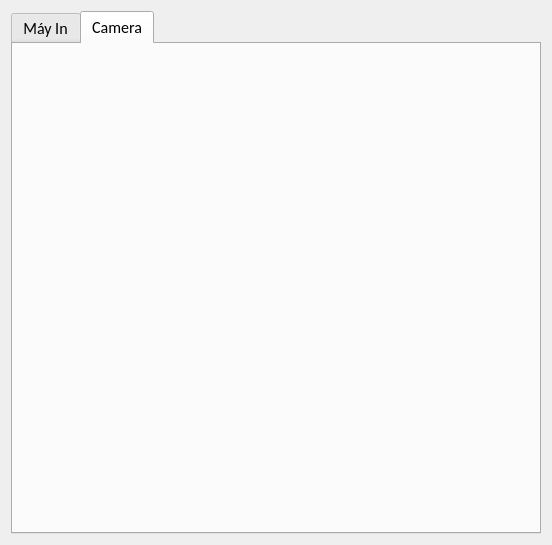
Before: the Qt Designer form ChiTiet.ui in Duongcp5112001/InPhunPy, drawn with Qt 5.
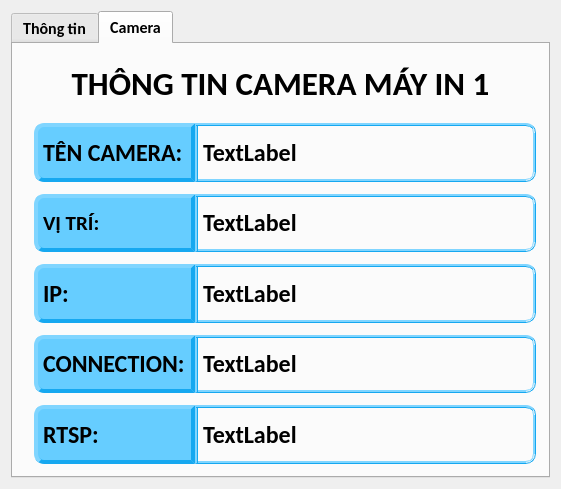
After: the same form once the commit is applied. The open tabs and pages were chosen to show the change. Icons and pictures are not drawn.

Diff of the .ui file:
```diff
--- a/ChiTiet.ui
+++ b/ChiTiet.ui
@@ -6,8 +6,8 @@
    <rect>
     <x>0</x>
     <y>0</y>
-    <width>552</width>
-    <height>545</height>
+    <width>561</width>
+    <height>489</height>
    </rect>
   </property>
   <property name="windowTitle">
@@ -20,8 +20,16 @@
       <font>
        <family>Calibri</family>
        <pointsize>12</pointsize>
+       <weight>75</weight>
+       <bold>true</bold>
       </font>
      </property>
+     <property name="styleSheet">
+      <string notr="true">* {
+	font-weight: bold;
+	font-family: Calibri;
+}</string>
+     </property>
      <property name="currentIndex">
       <number>0</number>
      </property>
@@ -31,15 +39,420 @@
         <normaloff>assets/printing.png</normaloff>assets/printing.png</iconset>
       </attribute>
       <attribute name="title">
-       <string>Máy In</string>
+       <string>Thông tin</string>
       </attribute>
-      <layout class="QHBoxLayout" name="horizontalLayout">
+      <layout class="QGridLayout" name="gridLayout">
+       <item row="0" column="0">
+        <widget class="QWidget" name="widget_17" native="true">
+         <layout class="QVBoxLayout" name="verticalLayout_8" stretch="15,85">
+          <item>
+           <widget class="QWidget" name="widget_18" native="true">
+            <layout class="QVBoxLayout" name="verticalLayout_9">
+             <item>
+              <widget class="QLabel" name="labelHeader">
+               <property name="font">
+                <font>
+                 <family>Calibri</family>
+                 <pointsize>23</pointsize>
+                 <weight>75</weight>
+                 <bold>true</bold>
+                </font>
+               </property>
+               <property name="text">
+                <string>THÔNG TIN MÁY IN 1</string>
+               </property>
+               <property name="alignment">
+                <set>Qt::AlignCenter</set>
+               </property>
+              </widget>
+             </item>
+            </layout>
+           </widget>
+          </item>
+          <item>
+           <widget class="QWidget" name="widget_19" native="true">
+            <property name="styleSheet">
+             <string notr="true">#widget_30, #widget_31, #widget_32, #widget_33, #widget_35, #widget_36 {
+	border-top-left-radius: 10px;
+	border-bottom-left-radius: 10px;
+	border-right: 4px outset  #16a8f0;
+	border-left: 4px outset  #16a8f0;
+	border-top:4px outset  #16a8f0;
+	border-bottom: 4px outset  #16a8f0;
+	background-color: #66cdff;
+	color: #000;
+}</string>
+            </property>
+            <layout class="QHBoxLayout" name="horizontalLayout_12" stretch="35,65">
+             <property name="spacing">
+              <number>0</number>
+             </property>
+             <property name="leftMargin">
+              <number>0</number>
+             </property>
+             <property name="topMargin">
+              <number>0</number>
+             </property>
+             <property name="rightMargin">
+              <number>0</number>
+             </property>
+             <property name="bottomMargin">
+              <number>0</number>
+             </property>
+             <item>
+              <widget class="QWidget" name="widget_20" native="true">
+               <layout class="QVBoxLayout" name="verticalLayout_10">
+                <property name="topMargin">
+                 <number>0</number>
+                </property>
+                <property name="rightMargin">
+                 <number>0</number>
+                </property>
+                <property name="bottomMargin">
+                 <number>0</number>
+                </property>
+                <item>
+                 <widget class="QWidget" name="widget_30" native="true">
+                  <layout class="QVBoxLayout" name="verticalLayout_13">
+                   <item>
+                    <widget class="QLabel" name="labelPrinterName">
+                     <property name="font">
+                      <font>
+                       <family>Calibri</family>
+                       <pointsize>16</pointsize>
+                       <weight>75</weight>
+                       <bold>true</bold>
+                      </font>
+                     </property>
+                     <property name="text">
+                      <string>MÁY IN:</string>
+                     </property>
+                    </widget>
+                   </item>
+                  </layout>
+                 </widget>
+                </item>
+                <item>
+                 <widget class="QWidget" name="widget_36" native="true">
+                  <layout class="QVBoxLayout" name="verticalLayout_14">
+                   <item>
+                    <widget class="QLabel" name="labelIP">
+                     <property name="font">
+                      <font>
+                       <family>Calibri</family>
+                       <pointsize>16</pointsize>
+                       <weight>75</weight>
+                       <bold>true</bold>
+                      </font>
+                     </property>
+                     <property name="text">
+                      <string>IP MÁY IN:</string>
+                     </property>
+                    </widget>
+                   </item>
+                  </layout>
+                 </widget>
+                </item>
+                <item>
+                 <widget class="QWidget" name="widget_35" native="true">
+                  <layout class="QVBoxLayout" name="verticalLayout_15">
+                   <item>
+                    <widget class="QLabel" name="labelPBPhanMem">
+                     <property name="font">
+                      <font>
+                       <family>Calibri</family>
+                       <pointsize>16</pointsize>
+                       <weight>75</weight>
+                       <bold>true</bold>
+                      </font>
+                     </property>
+                     <property name="text">
+                      <string>PB PHẦN MỀM:</string>
+                     </property>
+                    </widget>
+                   </item>
+                  </layout>
+                 </widget>
+                </item>
+                <item>
+                 <widget class="QWidget" name="widget_31" native="true">
+                  <layout class="QVBoxLayout" name="verticalLayout_17">
+                   <item>
+                    <widget class="QLabel" name="labelSW">
+                     <property name="font">
+                      <font>
+                       <family>Calibri</family>
+                       <pointsize>16</pointsize>
+                       <weight>75</weight>
+                       <bold>true</bold>
+                      </font>
+                     </property>
+                     <property name="text">
+                      <string>CHUẨN SW:</string>
+                     </property>
+                    </widget>
+                   </item>
+                  </layout>
+                 </widget>
+                </item>
+                <item>
+                 <widget class="QWidget" name="widget_33" native="true">
+                  <layout class="QVBoxLayout" name="verticalLayout_18">
+                   <item>
+                    <widget class="QLabel" name="labelCE">
+                     <property name="font">
+                      <font>
+                       <family>Calibri</family>
+                       <pointsize>16</pointsize>
+                       <weight>75</weight>
+                       <bold>true</bold>
+                      </font>
+                     </property>
+                     <property name="text">
+                      <string>CE IMAGE:</string>
+                     </property>
+                    </widget>
+                   </item>
+                  </layout>
+                 </widget>
+                </item>
+                <item>
+                 <widget class="QWidget" name="widget_32" native="true">
+                  <layout class="QVBoxLayout" name="verticalLayout_19">
+                   <item>
+                    <widget class="QLabel" name="labelPE">
+                     <property name="font">
+                      <font>
+                       <family>Calibri</family>
+                       <pointsize>16</pointsize>
+                       <weight>75</weight>
+                       <bold>true</bold>
+                      </font>
+                     </property>
+                     <property name="text">
+                      <string>PE FIRMWARE:</string>
+                     </property>
+                    </widget>
+                   </item>
+                  </layout>
+                 </widget>
+                </item>
+               </layout>
+              </widget>
+             </item>
+             <item>
+              <widget class="QWidget" name="widget_21" native="true">
+               <layout class="QVBoxLayout" name="verticalLayout_11">
+                <property name="leftMargin">
+                 <number>0</number>
+                </property>
+                <property name="topMargin">
+                 <number>0</number>
+                </property>
+                <property name="rightMargin">
+                 <number>0</number>
+                </property>
+                <property name="bottomMargin">
+                 <number>0</number>
+                </property>
+                <item>
+                 <widget class="QWidget" name="widget_22" native="true">
+                  <property name="styleSheet">
+                   <string notr="true">#widget_23, #widget_25, #widget_26, #widget_27, #widget_28, #widget_29 {
+	border-top-right-radius: 10px;
+	border-bottom-right-radius: 10px;
+	border-right: 3px ridge #16a8f0;
+	border-left: 3px ridge #16a8f0;
+	border-top: 3px ridge #16a8f0;
+	border-bottom: 3px ridge #16a8f0;
+}</string>
+                  </property>
+                  <layout class="QVBoxLayout" name="verticalLayout_12">
+                   <property name="leftMargin">
+                    <number>0</number>
+                   </property>
+                   <property name="topMargin">
+                    <number>0</number>
+                   </property>
+                   <property name="rightMargin">
+                    <number>9</number>
+                   </property>
+                   <property name="bottomMargin">
+                    <number>0</number>
+                   </property>
+                   <item>
+                    <widget class="QWidget" name="widget_29" native="true">
+                     <layout class="QVBoxLayout" name="verticalLayout_16">
+                      <item>
+                       <widget class="QLabel" name="txtTenMayIn">
+                        <property name="font">
+                         <font>
+                          <family>Calibri</family>
+                          <pointsize>16</pointsize>
+                          <weight>75</weight>
+                          <bold>true</bold>
+                         </font>
+                        </property>
+                        <property name="text">
+                         <string>TextLabel</string>
+                        </property>
+                       </widget>
+                      </item>
+                     </layout>
+                    </widget>
+                   </item>
+                   <item>
+                    <widget class="QWidget" name="widget_23" native="true">
+                     <layout class="QVBoxLayout" name="verticalLayout_20">
+                      <item>
+                       <widget class="QLabel" name="txtIPPrinter">
+                        <property name="font">
+                         <font>
+                          <family>Calibri</family>
+                          <pointsize>16</pointsize>
+                          <weight>75</weight>
+                          <bold>true</bold>
+                         </font>
+                        </property>
+                        <property name="text">
+                         <string>TextLabel</string>
+                        </property>
+                       </widget>
+                      </item>
+                     </layout>
+                    </widget>
+                   </item>
+                   <item>
+                    <widget class="QWidget" name="widget_28" native="true">
+                     <layout class="QVBoxLayout" name="verticalLayout_21">
+                      <item>
+                       <widget class="QLabel" name="txtPBPhanMem">
+                        <property name="font">
+                         <font>
+                          <family>Calibri</family>
+                          <pointsize>16</pointsize>
+                          <weight>75</weight>
+                          <bold>true</bold>
+                         </font>
+                        </property>
+                        <property name="text">
+                         <string>TextLabel</string>
+                        </property>
+                       </widget>
+                      </item>
+                     </layout>
+                    </widget>
+                   </item>
+                   <item>
+                    <widget class="QWidget" name="widget_27" native="true">
+                     <layout class="QVBoxLayout" name="verticalLayout_22">
+                      <item>
+                       <widget class="QLabel" name="txtSW">
+                        <property name="font">
+                         <font>
+                          <family>Calibri</family>
+                          <pointsize>16</pointsize>
+                          <weight>75</weight>
+                          <bold>true</bold>
+                         </font>
+                        </property>
+                        <property name="text">
+                         <string>TextLabel</string>
+                        </property>
+                       </widget>
+                      </item>
+                     </layout>
+                    </widget>
+                   </item>
+                   <item>
+                    <widget class="QWidget" name="widget_26" native="true">
+                     <layout class="QVBoxLayout" name="verticalLayout_23">
+                      <item>
+                       <widget class="QLabel" name="txtCE">
+                        <property name="font">
+                         <font>
+                          <family>Calibri</family>
+                          <pointsize>16</pointsize>
+                          <weight>75</weight>
+                          <bold>true</bold>
+                         </font>
+                        </property>
+                        <property name="text">
+                         <string>TextLabel</string>
+                        </property>
+                       </widget>
+                      </item>
+                     </layout>
+                    </widget>
+                   </item>
+                   <item>
+                    <widget class="QWidget" name="widget_25" native="true">
+                     <layout class="QVBoxLayout" name="verticalLayout_24">
+                      <item>
+                       <widget class="QLabel" name="txtPE">
+                        <property name="font">
+                         <font>
+                          <family>Calibri</family>
+                          <pointsize>16</pointsize>
+                          <weight>75</weight>
+                          <bold>true</bold>
+                         </font>
+                        </property>
+                        <property name="text">
+                         <string>TextLabel</string>
+                        </property>
+                       </widget>
+                      </item>
+                     </layout>
+                    </widget>
+                   </item>
+                  </layout>
+                 </widget>
+                </item>
+               </layout>
+              </widget>
+             </item>
+            </layout>
+           </widget>
+          </item>
+         </layout>
+        </widget>
+       </item>
+      </layout>
+     </widget>
+     <widget class="QWidget" name="tabCamera">
+      <property name="styleSheet">
+       <string notr="true">#labelRtsp, #labelCamViTri, #labelCamIP, #labelConnection, #labelCameraName {
+	border-top-left-radius: 10px;
+	border-bottom-left-radius: 10px;
+	border-right: 4px outset  #16a8f0;
+	border-left: 4px outset  #16a8f0;
+	border-top:4px outset  #16a8f0;
+	border-bottom: 4px outset  #16a8f0;
+	background-color: #66cdff;
+	color: #000;
+}
+
+#txtTenCam, #txtViTri, #txtIPCamera, #txtConnection, #txtRTSP {
+	border-top-right-radius: 10px;
+	border-bottom-right-radius: 10px;
+	border-right: 3px ridge #16a8f0;
+	border-left: 3px ridge #16a8f0;
+	border-top: 3px ridge #16a8f0;
+	border-bottom: 3px ridge #16a8f0;
+}</string>
+      </property>
+      <attribute name="icon">
+       <iconset>
+        <normaloff>assets/video-camera.png</normaloff>assets/video-camera.png</iconset>
+      </attribute>
+      <attribute name="title">
+       <string>Camera</string>
+      </attribute>
+      <layout class="QVBoxLayout" name="verticalLayout_2">
        <item>
         <widget class="QWidget" name="widget" native="true">
-         <layout class="QHBoxLayout" name="horizontalLayout_2">
-          <property name="spacing">
-           <number>0</number>
-          </property>
+         <layout class="QVBoxLayout" name="verticalLayout_3" stretch="15,85">
           <property name="leftMargin">
            <number>0</number>
           </property>
@@ -53,25 +466,473 @@
            <number>0</number>
           </property>
           <item>
-           <widget class="QWidget" name="widget_2" native="true"/>
+           <widget class="QWidget" name="widget_2" native="true">
+            <layout class="QVBoxLayout" name="verticalLayout_4">
+             <item>
+              <widget class="QLabel" name="labelHeaderCam">
+               <property name="font">
+                <font>
+                 <family>Calibri</family>
+                 <pointsize>25</pointsize>
+                 <weight>75</weight>
+                 <bold>true</bold>
+                </font>
+               </property>
+               <property name="text">
+                <string>THÔNG TIN CAMERA MÁY IN 1</string>
+               </property>
+               <property name="alignment">
+                <set>Qt::AlignCenter</set>
+               </property>
+              </widget>
+             </item>
+            </layout>
+           </widget>
           </item>
           <item>
-           <widget class="QWidget" name="widget_3" native="true"/>
+           <widget class="QWidget" name="widget_3" native="true">
+            <layout class="QHBoxLayout" name="horizontalLayout" stretch="33,67">
+             <property name="spacing">
+              <number>0</number>
+             </property>
+             <property name="leftMargin">
+              <number>0</number>
+             </property>
+             <property name="topMargin">
+              <number>0</number>
+             </property>
+             <property name="rightMargin">
+              <number>0</number>
+             </property>
+             <property name="bottomMargin">
+              <number>0</number>
+             </property>
+             <item>
+              <widget class="QWidget" name="widget_4" native="true">
+               <layout class="QVBoxLayout" name="verticalLayout_5">
+                <property name="spacing">
+                 <number>12</number>
+                </property>
+                <property name="leftMargin">
+                 <number>3</number>
+                </property>
+                <property name="topMargin">
+                 <number>3</number>
+                </property>
+                <property name="rightMargin">
+                 <number>0</number>
+                </property>
+                <property name="bottomMargin">
+                 <number>3</number>
+                </property>
+                <item>
+                 <widget class="QWidget" name="widget_6" native="true">
+                  <property name="font">
+                   <font>
+                    <family>Calibri</family>
+                    <pointsize>16</pointsize>
+                    <weight>75</weight>
+                    <bold>true</bold>
+                   </font>
+                  </property>
+                  <layout class="QHBoxLayout" name="horizontalLayout_3">
+                   <property name="leftMargin">
+                    <number>9</number>
+                   </property>
+                   <property name="topMargin">
+                    <number>0</number>
+                   </property>
+                   <property name="rightMargin">
+                    <number>0</number>
+                   </property>
+                   <property name="bottomMargin">
+                    <number>0</number>
+                   </property>
+                   <item>
+                    <widget class="QLabel" name="labelCameraName">
+                     <property name="font">
+                      <font>
+                       <family>Calibri</family>
+                       <pointsize>18</pointsize>
+                       <weight>75</weight>
+                       <bold>true</bold>
+                      </font>
+                     </property>
+                     <property name="text">
+                      <string>TÊN CAMERA:</string>
+                     </property>
+                    </widget>
+                   </item>
+                  </layout>
+                 </widget>
+                </item>
+                <item>
+                 <widget class="QWidget" name="widget_9" native="true">
+                  <layout class="QHBoxLayout" name="horizontalLayout_4">
+                   <property name="topMargin">
+                    <number>0</number>
+                   </property>
+                   <property name="rightMargin">
+                    <number>0</number>
+                   </property>
+                   <property name="bottomMargin">
+                    <number>0</number>
+                   </property>
+                   <item>
+                    <widget class="QLabel" name="labelCamViTri">
+                     <property name="font">
+                      <font>
+                       <family>Calibri</family>
+                       <pointsize>16</pointsize>
+                       <weight>75</weight>
+                       <bold>true</bold>
+                      </font>
+                     </property>
+                     <property name="text">
+                      <string>VỊ TRÍ:</string>
+                     </property>
+                    </widget>
+                   </item>
+                  </layout>
+                 </widget>
+                </item>
+                <item>
+                 <widget class="QWidget" name="widget_7" native="true">
+                  <property name="font">
+                   <font>
+                    <family>Calibri</family>
+                    <pointsize>16</pointsize>
+                    <weight>75</weight>
+                    <bold>true</bold>
+                   </font>
+                  </property>
+                  <layout class="QHBoxLayout" name="horizontalLayout_5">
+                   <property name="topMargin">
+                    <number>0</number>
+                   </property>
+                   <property name="rightMargin">
+                    <number>0</number>
+                   </property>
+                   <property name="bottomMargin">
+                    <number>0</number>
+                   </property>
+                   <item>
+                    <widget class="QLabel" name="labelCamIP">
+                     <property name="font">
+                      <font>
+                       <family>Calibri</family>
+                       <pointsize>18</pointsize>
+                       <weight>75</weight>
+                       <bold>true</bold>
+                      </font>
+                     </property>
+                     <property name="text">
+                      <string>IP:</string>
+                     </property>
+                    </widget>
+                   </item>
+                  </layout>
+                 </widget>
+                </item>
+                <item>
+                 <widget class="QWidget" name="widget_8" native="true">
+                  <property name="font">
+                   <font>
+                    <family>Calibri</family>
+                    <pointsize>16</pointsize>
+                    <weight>75</weight>
+                    <bold>true</bold>
+                   </font>
+                  </property>
+                  <layout class="QHBoxLayout" name="horizontalLayout_6">
+                   <property name="topMargin">
+                    <number>0</number>
+                   </property>
+                   <property name="rightMargin">
+                    <number>0</number>
+                   </property>
+                   <property name="bottomMargin">
+                    <number>0</number>
+                   </property>
+                   <item>
+                    <widget class="QLabel" name="labelConnection">
+                     <property name="font">
+                      <font>
+                       <family>Calibri</family>
+                       <pointsize>18</pointsize>
+                       <weight>75</weight>
+                       <bold>true</bold>
+                      </font>
+                     </property>
+                     <property name="text">
+                      <string>CONNECTION:</string>
+                     </property>
+                    </widget>
+                   </item>
+                  </layout>
+                 </widget>
+                </item>
+                <item>
+                 <widget class="QWidget" name="widget_10" native="true">
+                  <property name="font">
+                   <font>
+                    <family>Calibri</family>
+                    <pointsize>16</pointsize>
+                    <weight>75</weight>
+                    <bold>true</bold>
+                   </font>
+                  </property>
+                  <layout class="QHBoxLayout" name="horizontalLayout_7">
+                   <property name="topMargin">
+                    <number>0</number>
+                   </property>
+                   <property name="rightMargin">
+                    <number>0</number>
+                   </property>
+                   <property name="bottomMargin">
+                    <number>0</number>
+                   </property>
+                   <item>
+                    <widget class="QLabel" name="labelRtsp">
+                     <property name="font">
+                      <font>
+                       <family>Calibri</family>
+                       <pointsize>18</pointsize>
+                       <weight>75</weight>
+                       <bold>true</bold>
+                      </font>
+                     </property>
+                     <property name="text">
+                      <string>RTSP:</string>
+                     </property>
+                    </widget>
+                   </item>
+                  </layout>
+                 </widget>
+                </item>
+               </layout>
+              </widget>
+             </item>
+             <item>
+              <widget class="QWidget" name="widget_5" native="true">
+               <layout class="QHBoxLayout" name="horizontalLayout_2">
+                <property name="leftMargin">
+                 <number>0</number>
+                </property>
+                <property name="topMargin">
+                 <number>0</number>
+                </property>
+                <property name="rightMargin">
+                 <number>0</number>
+                </property>
+                <property name="bottomMargin">
+                 <number>0</number>
+                </property>
+                <item>
+                 <widget class="QWidget" name="widget_11" native="true">
+                  <layout class="QVBoxLayout" name="verticalLayout_6">
+                   <property name="spacing">
+                    <number>12</number>
+                   </property>
+                   <property name="leftMargin">
+                    <number>0</number>
+                   </property>
+                   <property name="topMargin">
+                    <number>3</number>
+                   </property>
+                   <property name="rightMargin">
+                    <number>3</number>
+                   </property>
+                   <property name="bottomMargin">
+                    <number>3</number>
+                   </property>
+                   <item>
+                    <widget class="QWidget" name="widget_12" native="true">
+                     <layout class="QHBoxLayout" name="horizontalLayout_8">
+                      <property name="leftMargin">
+                       <number>0</number>
+                      </property>
+                      <property name="topMargin">
+                       <number>0</number>
+                      </property>
+                      <property name="rightMargin">
+                       <number>0</number>
+                      </property>
+                      <property name="bottomMargin">
+                       <number>0</number>
+                      </property>
+                      <item>
+                       <widget class="QLabel" name="txtTenCam">
+                        <property name="font">
+                         <font>
+                          <family>Calibri</family>
+                          <pointsize>18</pointsize>
+                          <weight>75</weight>
+                          <bold>true</bold>
+                         </font>
+                        </property>
+                        <property name="text">
+                         <string>TextLabel</string>
+                        </property>
+                       </widget>
+                      </item>
+                     </layout>
+                    </widget>
+                   </item>
+                   <item>
+                    <widget class="QWidget" name="widget_13" native="true">
+                     <property name="font">
+                      <font>
+                       <family>Calibri</family>
+                       <pointsize>14</pointsize>
+                       <weight>75</weight>
+                       <bold>true</bold>
+                      </font>
+                     </property>
+                     <layout class="QHBoxLayout" name="horizontalLayout_9">
+                      <property name="leftMargin">
+                       <number>0</number>
+                      </property>
+                      <property name="topMargin">
+                       <number>0</number>
+                      </property>
+                      <property name="rightMargin">
+                       <number>0</number>
+                      </property>
+                      <property name="bottomMargin">
+                       <number>0</number>
+                      </property>
+                      <item>
+                       <widget class="QLabel" name="txtViTri">
+                        <property name="font">
+                         <font>
+                          <family>Calibri</family>
+                          <pointsize>18</pointsize>
+                          <weight>75</weight>
+                          <bold>true</bold>
+                         </font>
+                        </property>
+                        <property name="text">
+                         <string>TextLabel</string>
+                        </property>
+                       </widget>
+                      </item>
+                     </layout>
+                    </widget>
+                   </item>
+                   <item>
+                    <widget class="QWidget" name="widget_14" native="true">
+                     <layout class="QVBoxLayout" name="verticalLayout_7">
+                      <property name="leftMargin">
+                       <number>0</number>
+                      </property>
+                      <property name="topMargin">
+                       <number>0</number>
+                      </property>
+                      <property name="rightMargin">
+                       <number>0</number>
+                      </property>
+                      <property name="bottomMargin">
+                       <number>0</number>
+                      </property>
+                      <item>
+                       <widget class="QLabel" name="txtIPCamera">
+                        <property name="font">
+                         <font>
+                          <family>Calibri</family>
+                          <pointsize>18</pointsize>
+                          <weight>75</weight>
+                          <bold>true</bold>
+                         </font>
+                        </property>
+                        <property name="text">
+                         <string>TextLabel</string>
+                        </property>
+                       </widget>
+                      </item>
+                     </layout>
+                    </widget>
+                   </item>
+                   <item>
+                    <widget class="QWidget" name="widget_15" native="true">
+                     <layout class="QHBoxLayout" name="horizontalLayout_10">
+                      <property name="leftMargin">
+                       <number>0</number>
+                      </property>
+                      <property name="topMargin">
+                       <number>0</number>
+                      </property>
+                      <property name="rightMargin">
+                       <number>0</number>
+                      </property>
+                      <property name="bottomMargin">
+                       <number>0</number>
+                      </property>
+                      <item>
+                       <widget class="QLabel" name="txtConnection">
+                        <property name="font">
+                         <font>
+                          <family>Calibri</family>
+                          <pointsize>18</pointsize>
+                          <weight>75</weight>
+                          <bold>true</bold>
+                         </font>
+                        </property>
+                        <property name="text">
+                         <string>TextLabel</string>
+                        </property>
+                       </widget>
+                      </item>
+                     </layout>
+                    </widget>
+                   </item>
+                   <item>
+                    <widget class="QWidget" name="widget_16" native="true">
+                     <layout class="QHBoxLayout" name="horizontalLayout_11">
+                      <property name="leftMargin">
+                       <number>0</number>
+                      </property>
+                      <property name="topMargin">
+                       <number>0</number>
+                      </property>
+                      <property name="rightMargin">
+                       <number>0</number>
+                      </property>
+                      <property name="bottomMargin">
+                       <number>0</number>
+                      </property>
+                      <item>
+                       <widget class="QLabel" name="txtRTSP">
+                        <property name="font">
+                         <font>
+                          <family>Calibri</family>
+                          <pointsize>18</pointsize>
+                          <weight>75</weight>
+                          <bold>true</bold>
+                         </font>
+                        </property>
+                        <property name="text">
+                         <string>TextLabel</string>
+                        </property>
+                       </widget>
+                      </item>
+                     </layout>
+                    </widget>
+                   </item>
+                  </layout>
+                 </widget>
+                </item>
+               </layout>
+              </widget>
+             </item>
+            </layout>
+           </widget>
           </item>
          </layout>
         </widget>
        </item>
       </layout>
      </widget>
-     <widget class="QWidget" name="tabCamera">
-      <attribute name="icon">
-       <iconset>
-        <normaloff>assets/video-camera.png</normaloff>assets/video-camera.png</iconset>
-      </attribute>
-      <attribute name="title">
-       <string>Camera</string>
-      </attribute>
-     </widget>
     </widget>
    </item>
   </layout>
```
Left out of the diff: 4 changed lines with no effect on the pictures.
